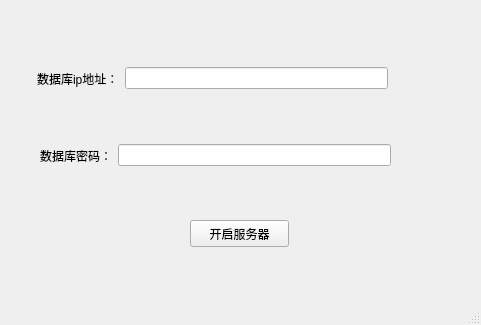
This is Server/tcpserver.ui in slicesteak/SheepOCR as Qt 5 draws it before an edit. The edited form follows.
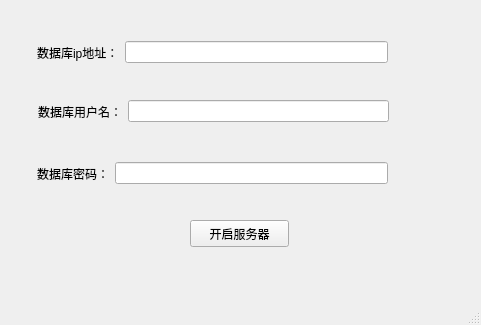
This is the edited form.

```diff
--- a/Server/tcpserver.ui
+++ b/Server/tcpserver.ui
@@ -31,7 +31,7 @@
     <property name="geometry">
      <rect>
       <x>37</x>
-      <y>53</y>
+      <y>27</y>
       <width>351</width>
       <height>51</height>
      </rect>
@@ -52,8 +52,8 @@
    <widget class="QWidget" name="layoutWidget_2">
     <property name="geometry">
      <rect>
-      <x>40</x>
-      <y>130</y>
+      <x>38</x>
+      <y>86</y>
       <width>351</width>
       <height>51</height>
      </rect>
@@ -61,6 +61,32 @@
     <layout class="QHBoxLayout" name="horizontalLayout_2">
      <item>
       <widget class="QLabel" name="label_2">
+       <property name="text">
+        <string>数据库用户名：</string>
+       </property>
+      </widget>
+     </item>
+     <item>
+      <widget class="QLineEdit" name="usernameLineEdit">
+       <property name="echoMode">
+        <enum>QLineEdit::Normal</enum>
+       </property>
+      </widget>
+     </item>
+    </layout>
+   </widget>
+   <widget class="QWidget" name="layoutWidget_3">
+    <property name="geometry">
+     <rect>
+      <x>37</x>
+      <y>148</y>
+      <width>351</width>
+      <height>51</height>
+     </rect>
+    </property>
+    <layout class="QHBoxLayout" name="horizontalLayout_3">
+     <item>
+      <widget class="QLabel" name="label_3">
        <property name="text">
         <string>数据库密码：</string>
        </property>
```
